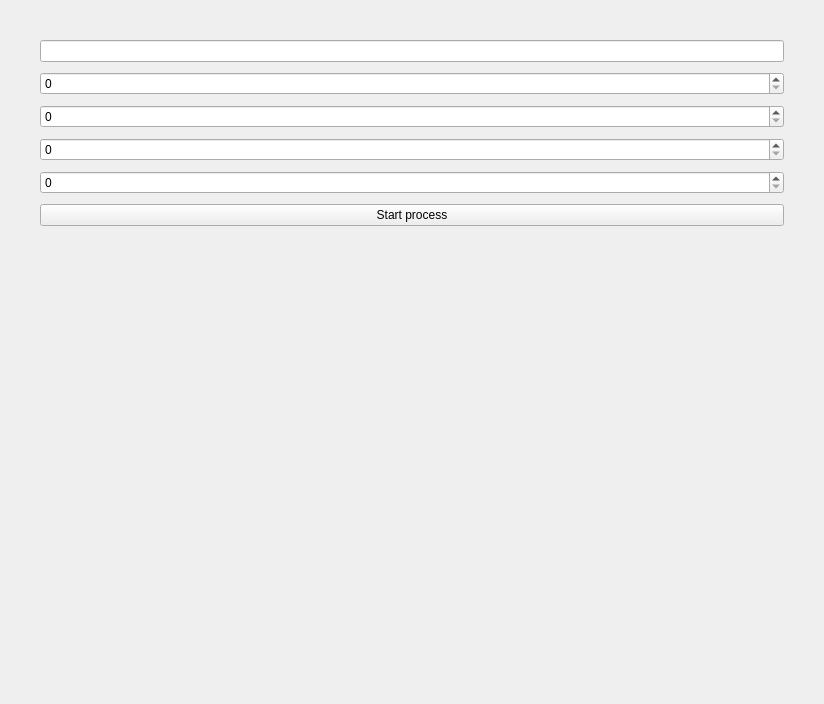
This is gui/ui/TestFrame.ui in nico88chessa/MIBDV as Qt 5 draws it before an edit. The edited form follows.
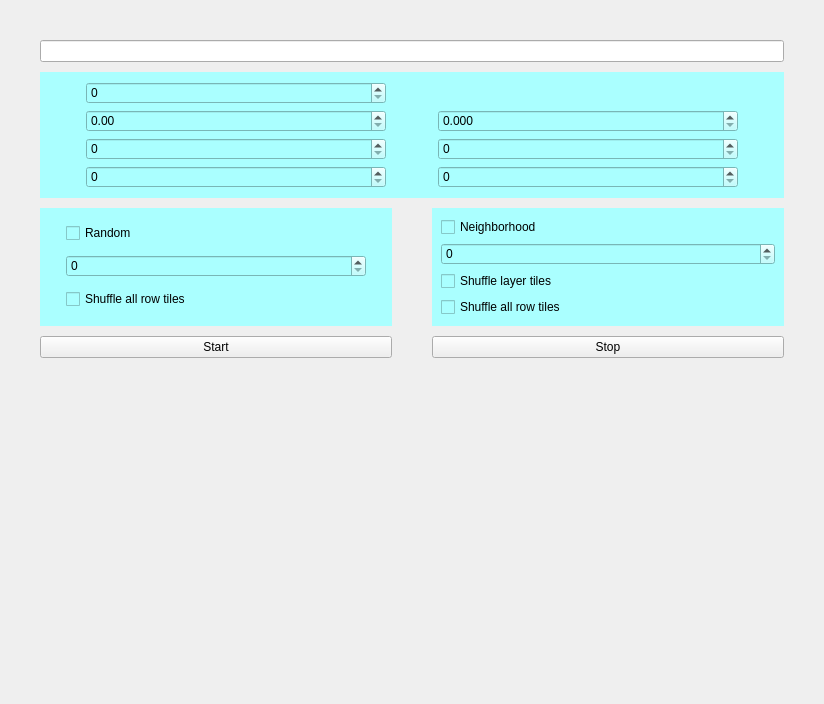
This is the edited form. Custom widgets are drawn as their Qt base class.

Commit message: aggiunto logica per usare il criterio neighborhood (metodo Enrico Octave): modificato classi StackedTile, BoundingBox; Tile: aggiunto metodo che ritorna il numero di punti presenti nel Tile; modificato commenti o header classi Settings, ComputationUtils, Point; TestFrame: modificato ui e logica per foratura; MainWindow: agganciato logica segnali CN/PLC a TestFrame;

```diff
--- a/gui/ui/TestFrame.ui
+++ b/gui/ui/TestFrame.ui
@@ -32,14 +32,34 @@
    <property name="verticalSpacing">
     <number>10</number>
    </property>
-   <item row="5" column="0">
-    <widget class="MDSpinBox" name="sbFrequency">
+   <item row="1" column="0" colspan="2">
+    <widget class="MDLineEdit" name="leFilePath">
+     <property name="minimumSize">
+      <size>
+       <width>200</width>
+       <height>0</height>
+      </size>
+     </property>
      <property name="label" stdset="0">
-      <string>Frequency [Khz]</string>
+      <string>Path File</string>
      </property>
     </widget>
    </item>
-   <item row="7" column="0">
+   <item row="9" column="1">
+    <widget class="QPushButton" name="pbStopProcess">
+     <property name="text">
+      <string>Stop</string>
+     </property>
+    </widget>
+   </item>
+   <item row="9" column="0">
+    <widget class="QPushButton" name="pbStartProcess">
+     <property name="text">
+      <string>Start</string>
+     </property>
+    </widget>
+   </item>
+   <item row="10" column="0" colspan="2">
     <spacer name="verticalSpacer">
      <property name="orientation">
       <enum>Qt::Vertical</enum>
@@ -52,39 +72,243 @@
      </property>
     </spacer>
    </item>
+   <item row="3" column="1">
+    <widget class="QWidget" name="wNeighborhood" native="true">
+     <property name="styleSheet">
+      <string notr="true">background-color: rgb(170, 255, 255);</string>
+     </property>
+     <layout class="QGridLayout" name="gridLayout_4">
+      <item row="2" column="0">
+       <widget class="QCheckBox" name="cbNHShuffleStackedTiles">
+        <property name="text">
+         <string>Shuffle layer tiles</string>
+        </property>
+        <property name="label" stdset="0">
+         <string>Shuffle tile</string>
+        </property>
+       </widget>
+      </item>
+      <item row="1" column="0">
+       <widget class="MDSpinBox" name="sbNHMinDistance">
+        <property name="label" stdset="0">
+         <string>Minimum distance [um]</string>
+        </property>
+       </widget>
+      </item>
+      <item row="0" column="0">
+       <widget class="QCheckBox" name="cbNHChoice">
+        <property name="text">
+         <string>Neighborhood</string>
+        </property>
+       </widget>
+      </item>
+      <item row="3" column="0">
+       <widget class="QCheckBox" name="cbNHShuffleRowTiles">
+        <property name="text">
+         <string>Shuffle all row tiles</string>
+        </property>
+       </widget>
+      </item>
+     </layout>
+    </widget>
+   </item>
+   <item row="2" column="0" colspan="2">
+    <widget class="QWidget" name="wGeneral" native="true">
+     <property name="minimumSize">
+      <size>
+       <width>0</width>
+       <height>0</height>
+      </size>
+     </property>
+     <property name="styleSheet">
+      <string notr="true">background-color: rgb(170, 255, 255);</string>
+     </property>
+     <layout class="QGridLayout" name="gridLayout">
+      <property name="leftMargin">
+       <number>0</number>
+      </property>
+      <property name="topMargin">
+       <number>10</number>
+      </property>
+      <property name="rightMargin">
+       <number>0</number>
+      </property>
+      <property name="bottomMargin">
+       <number>10</number>
+      </property>
+      <item row="0" column="0">
+       <widget class="MDSpinBox" name="sbTileSize">
+        <property name="minimumSize">
+         <size>
+          <width>300</width>
+          <height>0</height>
+         </size>
+        </property>
+        <property name="maximumSize">
+         <size>
+          <width>300</width>
+          <height>16777215</height>
+         </size>
+        </property>
+        <property name="label" stdset="0">
+         <string>Tile size [mm]</string>
+        </property>
+       </widget>
+      </item>
+      <item row="3" column="1">
+       <widget class="MDSpinBox" name="sbWaitTimeYMovement">
+        <property name="label" stdset="0">
+         <string>Wait time after axis Y movement [ms]</string>
+        </property>
+       </widget>
+      </item>
+      <item row="1" column="0">
+       <widget class="MDDoubleSpinBox" name="dsbOffsetX">
+        <property name="minimumSize">
+         <size>
+          <width>300</width>
+          <height>0</height>
+         </size>
+        </property>
+        <property name="maximumSize">
+         <size>
+          <width>300</width>
+          <height>16777215</height>
+         </size>
+        </property>
+        <property name="label" stdset="0">
+         <string>Offset X [mm]</string>
+        </property>
+       </widget>
+      </item>
+      <item row="1" column="1">
+       <widget class="MDDoubleSpinBox" name="dsbOffsetY">
+        <property name="minimumSize">
+         <size>
+          <width>300</width>
+          <height>0</height>
+         </size>
+        </property>
+        <property name="maximumSize">
+         <size>
+          <width>300</width>
+          <height>16777215</height>
+         </size>
+        </property>
+        <property name="decimals">
+         <number>3</number>
+        </property>
+        <property name="label" stdset="0">
+         <string>Offset Y [mm]</string>
+        </property>
+       </widget>
+      </item>
+      <item row="2" column="0">
+       <widget class="MDSpinBox" name="sbPulses">
+        <property name="minimumSize">
+         <size>
+          <width>300</width>
+          <height>0</height>
+         </size>
+        </property>
+        <property name="maximumSize">
+         <size>
+          <width>300</width>
+          <height>16777215</height>
+         </size>
+        </property>
+        <property name="label" stdset="0">
+         <string>Pulses</string>
+        </property>
+       </widget>
+      </item>
+      <item row="2" column="1">
+       <widget class="MDSpinBox" name="sbFrequency">
+        <property name="minimumSize">
+         <size>
+          <width>300</width>
+          <height>0</height>
+         </size>
+        </property>
+        <property name="maximumSize">
+         <size>
+          <width>300</width>
+          <height>16777215</height>
+         </size>
+        </property>
+        <property name="label" stdset="0">
+         <string>Frequency [Khz]</string>
+        </property>
+       </widget>
+      </item>
+      <item row="3" column="0">
+       <widget class="MDSpinBox" name="sbWaitTime">
+        <property name="minimumSize">
+         <size>
+          <width>300</width>
+          <height>0</height>
+         </size>
+        </property>
+        <property name="maximumSize">
+         <size>
+          <width>300</width>
+          <height>16777215</height>
+         </size>
+        </property>
+        <property name="label" stdset="0">
+         <string>Wait time tile [ms]</string>
+        </property>
+       </widget>
+      </item>
+     </layout>
+    </widget>
+   </item>
    <item row="3" column="0">
-    <widget class="MDSpinBox" name="sbTileSize">
-     <property name="label" stdset="0">
-      <string>Tile size [mm]</string>
+    <widget class="QWidget" name="wRandom" native="true">
+     <property name="minimumSize">
+      <size>
+       <width>0</width>
+       <height>0</height>
+      </size>
      </property>
-    </widget>
-   </item>
-   <item row="2" column="0">
-    <widget class="MDSpinBox" name="sbPointsPerTile">
-     <property name="label" stdset="0">
-      <string>Points per Tile</string>
+     <property name="styleSheet">
+      <string notr="true">background-color: rgb(170, 255, 255);</string>
      </property>
-    </widget>
-   </item>
-   <item row="6" column="0">
-    <widget class="QPushButton" name="pbStartProcess">
-     <property name="text">
-      <string>Start process</string>
-     </property>
-    </widget>
-   </item>
-   <item row="4" column="0">
-    <widget class="MDSpinBox" name="sbPulses">
-     <property name="label" stdset="0">
-      <string>Pulses</string>
-     </property>
-    </widget>
-   </item>
-   <item row="1" column="0">
-    <widget class="MDLineEdit" name="leFilePath">
-     <property name="label" stdset="0">
-      <string>Path File</string>
-     </property>
+     <layout class="QGridLayout" name="gridLayout_3">
+      <item row="2" column="0">
+       <widget class="QCheckBox" name="cbRShuffleRowTiles">
+        <property name="text">
+         <string>Shuffle all row tiles</string>
+        </property>
+       </widget>
+      </item>
+      <item row="1" column="0">
+       <widget class="MDSpinBox" name="sbRPointsPerTile">
+        <property name="minimumSize">
+         <size>
+          <width>300</width>
+          <height>0</height>
+         </size>
+        </property>
+        <property name="maximumSize">
+         <size>
+          <width>300</width>
+          <height>16777215</height>
+         </size>
+        </property>
+        <property name="label" stdset="0">
+         <string>Points per Tile</string>
+        </property>
+       </widget>
+      </item>
+      <item row="0" column="0">
+       <widget class="QCheckBox" name="cbRandomChoice">
+        <property name="text">
+         <string>Random</string>
+        </property>
+       </widget>
+      </item>
+     </layout>
     </widget>
    </item>
   </layout>
@@ -100,6 +324,11 @@
    <extends>QSpinBox</extends>
    <header>gui/custom-widgets/MDSpinBox.hpp</header>
   </customwidget>
+  <customwidget>
+   <class>MDDoubleSpinBox</class>
+   <extends>QDoubleSpinBox</extends>
+   <header>gui/custom-widgets/MDDoubleSpinBox.hpp</header>
+  </customwidget>
  </customwidgets>
  <tabstops>
   <tabstop>leFilePath</tabstop>
```
Left out of the diff: 13 changed lines with no effect on the pictures. The commit also changes 10 other files.
